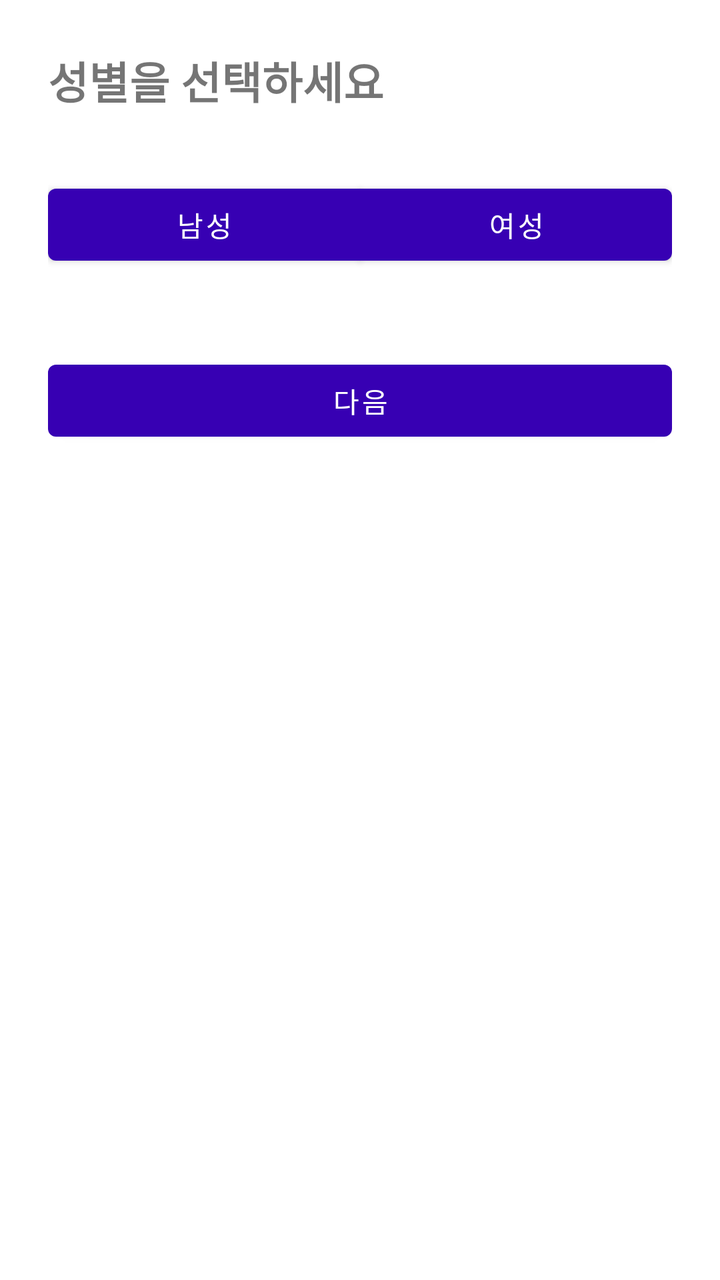
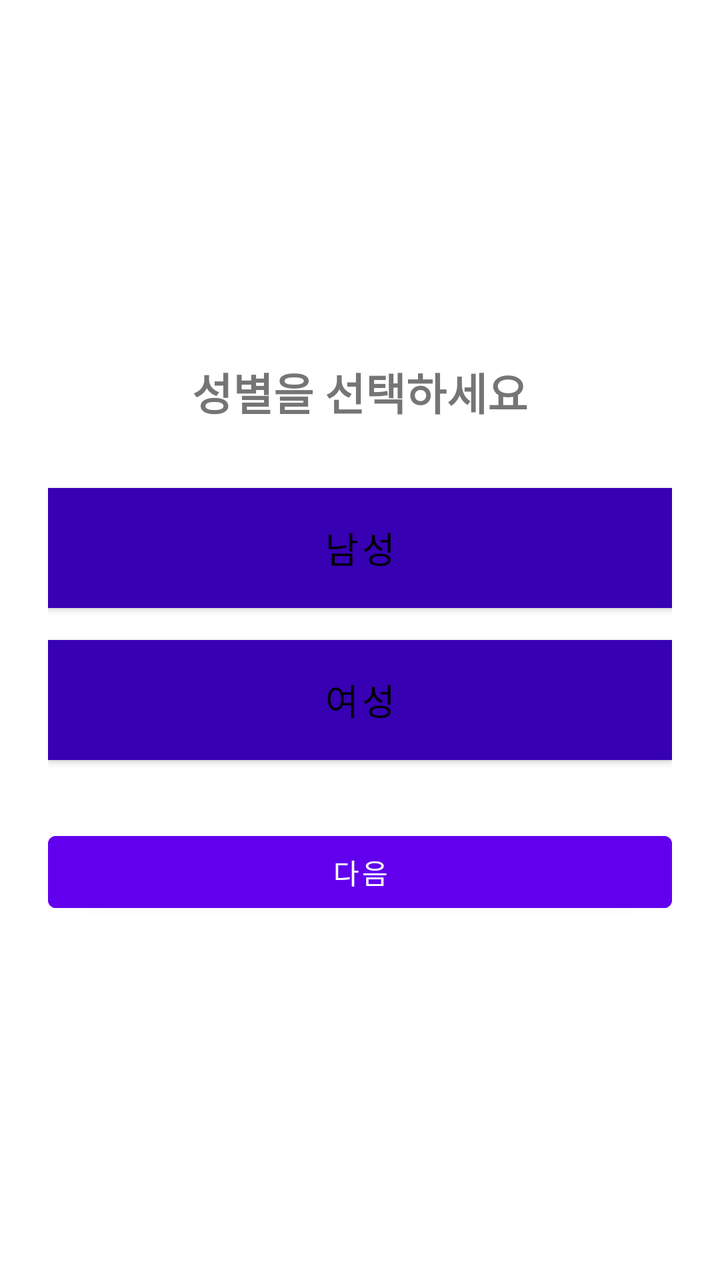

Before-and-after screenshots of an Android layout around one commit, followed by the original layout XML and the change that was made.
<!-- AndroidManifest.xml: application theme Theme.GJGN -->
<!-- res/layout/fragment_gender.xml -->
<?xml version="1.0" encoding="utf-8"?>
<LinearLayout xmlns:android="http://schemas.android.com/apk/res/android"
    xmlns:app="http://schemas.android.com/apk/res-auto"
    android:layout_width="match_parent"
    android:layout_height="match_parent"
    android:orientation="vertical"
    android:padding="24dp">

    <TextView
        android:id="@+id/tvGenderTitle"
        android:layout_width="wrap_content"
        android:layout_height="wrap_content"
        android:text="@string/gender_title"
        android:textSize="22sp"
        android:textStyle="bold"
        android:layout_marginBottom="32dp"/>

    <com.google.android.material.button.MaterialButtonToggleGroup
        android:id="@+id/toggleGender"
        android:layout_width="match_parent"
        android:layout_height="wrap_content"
        app:singleSelection="true"
        android:layout_marginBottom="40dp">

        <com.google.android.material.button.MaterialButton
            android:id="@+id/btnMale"
            android:layout_width="0dp"
            android:layout_height="wrap_content"
            android:layout_weight="1"
            android:text="@string/male"/>

        <com.google.android.material.button.MaterialButton
            android:id="@+id/btnFemale"
            android:layout_width="0dp"
            android:layout_height="wrap_content"
            android:layout_weight="1"
            android:text="@string/female"/>
    </com.google.android.material.button.MaterialButtonToggleGroup>

    <Button
        android:id="@+id/btnNextGender"
        android:layout_width="match_parent"
        android:layout_height="wrap_content"
        android:text="@string/next" />
</LinearLayout>
<!-- resources referenced by this layout -->
<resources>
  <string name="female">여성</string>
  <string name="gender_title">성별을 선택하세요</string>
  <string name="male">남성</string>
  <string name="next">다음</string>
  <style name="Theme.GJGN" parent="Theme.MaterialComponents.DayNight.NoActionBar">
          
          <item name="colorPrimary">@color/purple_700</item>
          <item name="colorPrimaryVariant">@color/purple_700</item>
          <item name="colorOnPrimary">@android:color/white</item>
          <item name="colorSecondary">@color/teal_700</item>
          <item name="android:windowMinWidthMajor">320dp</item>
          <item name="android:windowMinWidthMinor">320dp</item>
      </style>
  <color name="purple_700">#FF3700B3</color>
  <color name="teal_700">#FF018786</color>
</resources>

<!-- the commit's change to res/layout/fragment_gender.xml (unified diff, before → after) -->
@@ -1,45 +1,45 @@
 <?xml version="1.0" encoding="utf-8"?>
 <LinearLayout xmlns:android="http://schemas.android.com/apk/res/android"
-    xmlns:app="http://schemas.android.com/apk/res-auto"
     android:layout_width="match_parent"
     android:layout_height="match_parent"
     android:orientation="vertical"
+    android:gravity="center"
     android:padding="24dp">
 
     <TextView
         android:id="@+id/tvGenderTitle"
         android:layout_width="wrap_content"
         android:layout_height="wrap_content"
-        android:text="@string/gender_title"
+        android:text="성별을 선택하세요"
         android:textSize="22sp"
         android:textStyle="bold"
         android:layout_marginBottom="32dp"/>
 
-    <com.google.android.material.button.MaterialButtonToggleGroup
-        android:id="@+id/toggleGender"
+    <Button
+        android:id="@+id/btnMale"
         android:layout_width="match_parent"
-        android:layout_height="wrap_content"
-        app:singleSelection="true"
-        android:layout_marginBottom="40dp">
+        android:layout_height="60dp"
+        android:text="남성"
+        android:textSize="18sp"
+        android:background="@color/gray_light"
+        android:textColor="@android:color/black"/>
 
-        <com.google.android.material.button.MaterialButton
-            android:id="@+id/btnMale"
-            android:layout_width="0dp"
-            android:layout_height="wrap_content"
-            android:layout_weight="1"
-            android:text="@string/male"/>
-
-        <com.google.android.material.button.MaterialButton
-            android:id="@+id/btnFemale"
-            android:layout_width="0dp"
-            android:layout_height="wrap_content"
-            android:layout_weight="1"
-            android:text="@string/female"/>
-    </com.google.android.material.button.MaterialButtonToggleGroup>
+    <Button
+        android:id="@+id/btnFemale"
+        android:layout_width="match_parent"
+        android:layout_height="60dp"
+        android:text="여성"
+        android:textSize="18sp"
+        android:background="@color/gray_light"
+        android:textColor="@android:color/black"
+        android:layout_marginTop="16dp"/>
 
     <Button
         android:id="@+id/btnNextGender"
         android:layout_width="match_parent"
         android:layout_height="wrap_content"
-        android:text="@string/next" />
+        android:text="다음"
+        android:layout_marginTop="32dp"
+        android:backgroundTint="@color/purple_500"
+        android:textColor="@android:color/white"/>
 </LinearLayout>
<!-- resource entries referenced after the edit -->
@@ -1,9 +1,7 @@
 <!-- resources referenced by this layout -->
 <resources>
-  <string name="female">여성</string>
-  <string name="gender_title">성별을 선택하세요</string>
-  <string name="male">남성</string>
-  <string name="next">다음</string>
+  <color name="gray_light">#EEEEEE</color>
+  <color name="purple_500">#FF6200EE</color>
   <style name="Theme.GJGN" parent="Theme.MaterialComponents.DayNight.NoActionBar">
           
           <item name="colorPrimary">@color/purple_700</item>
